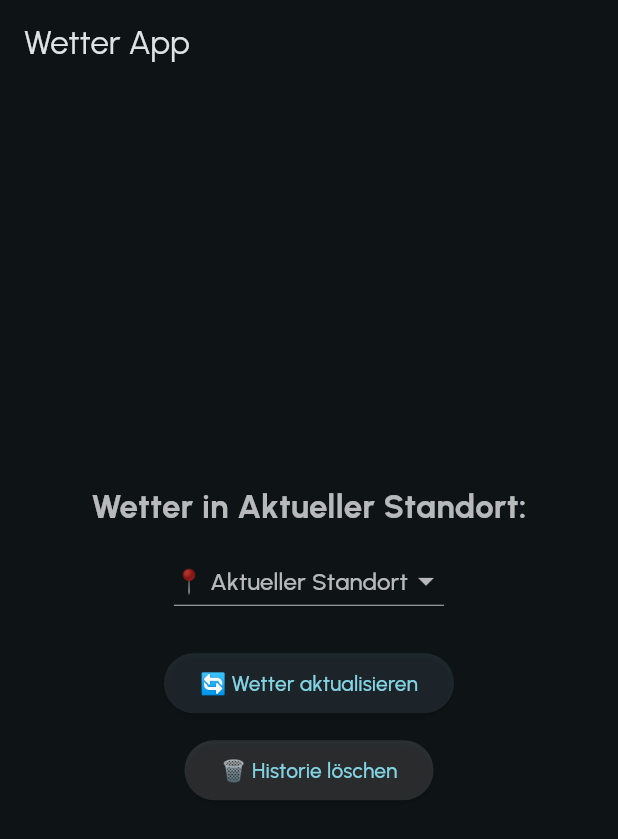
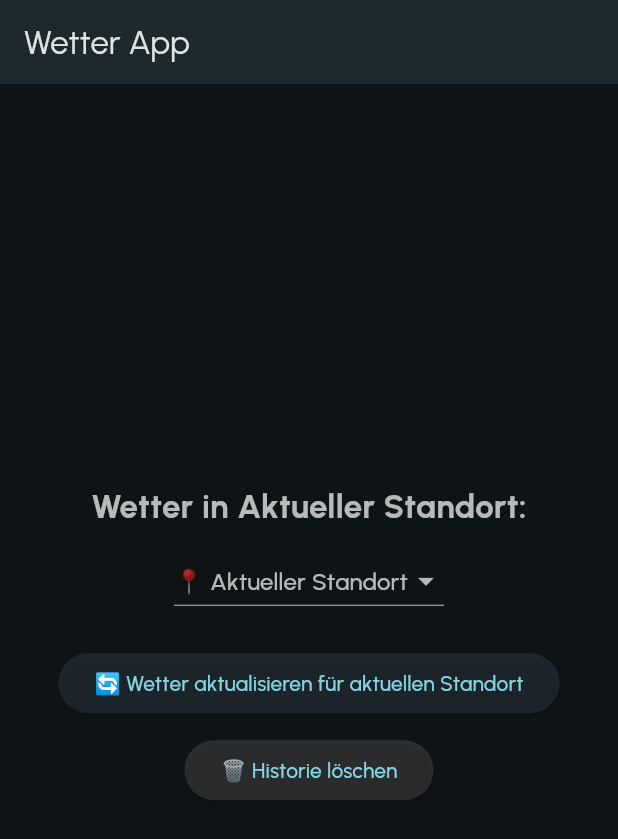
Before and after one commit to jessicaernst/weather_app, a Flutter app: the screen it shows after launch, on a phone screen of 412 x 824 dp. Shown: the top 839 px of the screen. Run offline on Flutter 3.47's test engine with Material 3 defaults, Android fonts, the phone set to English and light mode, and no system bars; our stand-ins replace flutter_native_splash, flutter_riverpod, freezed_annotation, geolocator, google_fonts, riverpod and 2 more; generated files the repository leaves out were written again.

Commit message:
fix: correct btn lbl and appBar color

```diff
--- a/lib/core/app_strings.dart
+++ b/lib/core/app_strings.dart
@@ -38,6 +38,7 @@ abstract class AppStrings {
       '⚠️ Keine stündlichen Wetterdaten verfügbar.';
 
   static const String clearHistoryBtnLbl = '🗑️ Historie löschen';
-  static const String refreshBtnLbl = '🔄 Wetter aktualisieren';
+  static const String refreshBtnLbl =
+      '🔄 Wetter aktualisieren für aktuellen Standort';
   static const String refreshWeatherBtnLbl = '🔄 Wetter erneut abrufen';
 }
--- a/lib/presentation/screens/weather_page.dart
+++ b/lib/presentation/screens/weather_page.dart
@@ -17,7 +17,10 @@ class WeatherPage extends ConsumerWidget {
     final weatherNotifier = ref.read(weatherNotifierProvider.notifier);
 
     return Scaffold(
-      appBar: AppBar(title: const Text(AppStrings.appTitle)),
+      appBar: AppBar(
+        title: const Text(AppStrings.appTitle),
+        backgroundColor: Colors.blueGrey.withAlpha((0.2 * 255).toInt()),
+      ),
       body: Center(
         child: weatherState.when(
           data:
```
